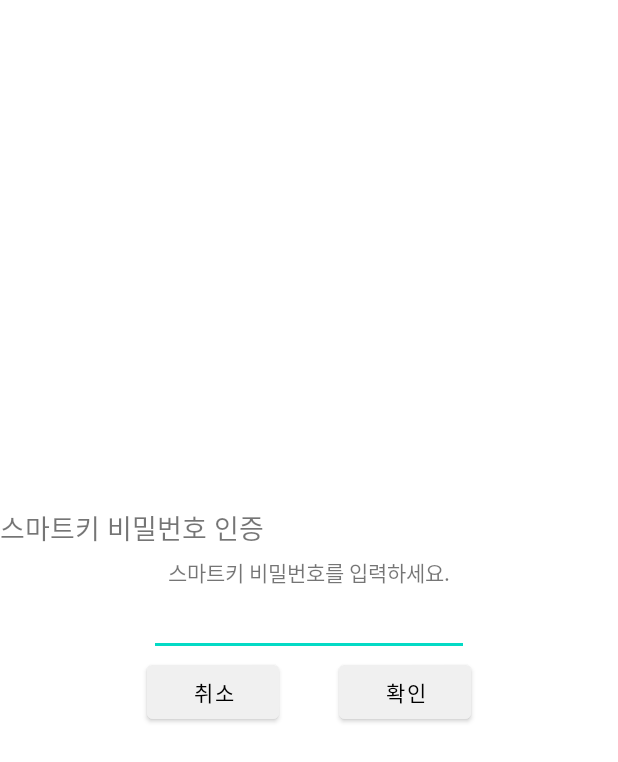
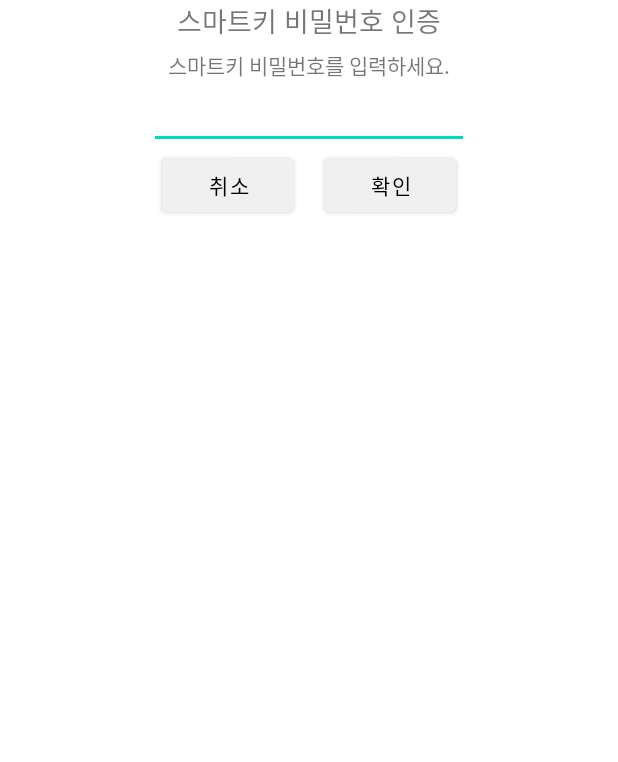
Before and after one commit to luminousxv/Smart-Key, an Android app: the layout dialog_smartkey_pw.xml on its own in the app's theme, with its tools: preview values and no code run, on a phone screen of 412 x 824 dp. Shown: the top 762 px of the screen. Run offline under Robolectric (Android 15) with nearby library versions, the light colour scheme and no system bars.

```diff
--- a/Android/SmartKey_ver10/app/build.gradle
+++ b/Android/SmartKey_ver10/app/build.gradle
@@ -8,7 +8,7 @@ android {
 
     defaultConfig {
         applicationId "com.example.smartkey_ver10"
-        minSdk 28
+        minSdk 22
         targetSdk 32
         versionCode 1
         versionName "1.0"
--- a/Android/SmartKey_ver10/app/src/main/java/com/example/smartkey_ver10/SmartkeyPwDailog.kt
+++ b/Android/SmartKey_ver10/app/src/main/java/com/example/smartkey_ver10/SmartkeyPwDialog.kt
@@ -7,7 +7,7 @@ import android.widget.Button
 import android.widget.EditText
 
 //액티비티 없이 비밀번호 간단 인증을 위한 다이얼로그 클래스
-class SmartkeyPwDailog(context: Context) {
+class SmartkeyPwDialog(context: Context) {
 
     private val dialog = Dialog(context)
     private lateinit var onClickListener: OnDialogClickListener
--- a/Android/SmartKey_ver10/app/src/main/res/layout/activity_smartkey_log.xml
+++ b/Android/SmartKey_ver10/app/src/main/res/layout/activity_smartkey_log.xml
@@ -25,9 +25,6 @@
         android:layout_margin="10dp"
         android:layout_marginRight="20dp"
         android:layout_marginLeft="20dp"
-        app:layout_constraintLeft_toLeftOf="parent"
-        app:layout_constraintRight_toRightOf="parent"
-        app:layout_constraintTop_toTopOf="parent"
         android:id="@+id/table_layout"
         android:stretchColumns="*">
 
--- a/Android/SmartKey_ver10/app/src/main/res/layout/dialog_smartkey_pw.xml
+++ b/Android/SmartKey_ver10/app/src/main/res/layout/dialog_smartkey_pw.xml
@@ -2,21 +2,21 @@
 <LinearLayout xmlns:android="http://schemas.android.com/apk/res/android"
     android:layout_width="match_parent"
     android:layout_height="match_parent"
-    android:orientation="vertical"
-    android:gravity="center">
+    android:orientation="vertical">
 
     <TextView
         android:layout_width="wrap_content"
         android:layout_height="wrap_content"
         android:text="스마트키 비밀번호 인증"
         android:textSize="18dp"
-        android:layout_gravity="left"
+        android:layout_gravity="center"
         android:layout_marginBottom="5dp"
         />
 
     <TextView
         android:layout_width="wrap_content"
         android:layout_height="wrap_content"
+        android:layout_gravity="center"
         android:text="스마트키 비밀번호를 입력하세요."/>
 
     <EditText
@@ -24,13 +24,14 @@
         android:layout_height="wrap_content"
         android:ems="10"
         android:id="@+id/edit_SmartKeyPw"
+        android:layout_gravity="center"
         android:inputType="textPassword"/>
 
     <LinearLayout
         android:layout_width="match_parent"
         android:layout_height="wrap_content"
-        android:orientation="horizontal"
-        android:gravity="center">
+        android:gravity="center"
+        android:orientation="horizontal">
 
         <Button
             android:layout_width="wrap_content"
@@ -45,7 +46,7 @@
             android:layout_height="wrap_content"
             android:text="확인"
             android:textColor="@color/black"
-            android:layout_marginLeft="40dp"
+            android:layout_marginLeft="20dp"
             android:backgroundTint="#f0f0f0"
             android:id="@+id/btn_smartpw_check"/>
     </LinearLayout>
```
Also changed, not shown: Android/SmartKey_ver10/app/src/main/java/com/example/smartkey_ver10/SmartkeyDetailAct.kt (+13 -12 lines), Android/SmartKey_ver10/app/src/main/java/com/example/smartkey_ver10/SmartkeyLogAct.kt (+5 -7 lines), Android/SmartKey_ver10/app/src/main/java/com/example/smartkey_ver10/SmartkeyMain.kt (+6 -6 lines), 1 other file.
